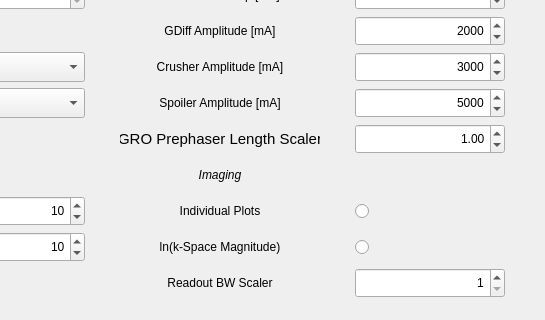
Old version of the form Applications/relax2/ui/parameters.ui in the repository OpenMRI/ocra; both pictures show x 755 to 1300 and y 530 to 850 of the 1300 by 850 pixel window.
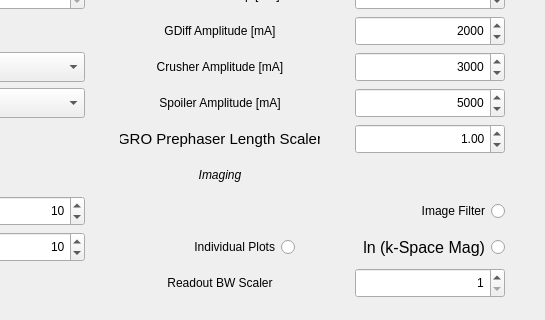
New version of the form.

Commit message: add image filter

```diff
--- a/Applications/relax2/ui/parameters.ui
+++ b/Applications/relax2/ui/parameters.ui
@@ -1409,50 +1409,6 @@
       </property>
      </widget>
     </item>
-    <item row="29" column="5">
-     <widget class="QLabel" name="label_53">
-      <property name="minimumSize">
-       <size>
-        <width>200</width>
-        <height>30</height>
-       </size>
-      </property>
-      <property name="maximumSize">
-       <size>
-        <width>200</width>
-        <height>30</height>
-       </size>
-      </property>
-      <property name="text">
-       <string>ln(k-Space Magnitude)</string>
-      </property>
-      <property name="alignment">
-       <set>Qt::AlignCenter</set>
-      </property>
-     </widget>
-    </item>
-    <item row="28" column="5">
-     <widget class="QLabel" name="label_28">
-      <property name="minimumSize">
-       <size>
-        <width>200</width>
-        <height>30</height>
-       </size>
-      </property>
-      <property name="maximumSize">
-       <size>
-        <width>200</width>
-        <height>30</height>
-       </size>
-      </property>
-      <property name="text">
-       <string>Individual Plots</string>
-      </property>
-      <property name="alignment">
-       <set>Qt::AlignCenter</set>
-      </property>
-     </widget>
-    </item>
     <item row="27" column="5">
      <widget class="QLabel" name="label_38">
       <property name="minimumSize">
@@ -1649,30 +1605,16 @@
         <height>30</height>
        </size>
       </property>
-      <property name="text">
-       <string/>
+      <property name="font">
+       <font>
+        <pointsize>12</pointsize>
+       </font>
       </property>
-      <property name="autoExclusive">
-       <bool>false</bool>
+      <property name="layoutDirection">
+       <enum>Qt::RightToLeft</enum>
       </property>
-     </widget>
-    </item>
-    <item row="28" column="6">
-     <widget class="QRadioButton" name="Images_Plot_radioButton">
-      <property name="minimumSize">
-       <size>
-        <width>150</width>
-        <height>30</height>
-       </size>
-      </property>
-      <property name="maximumSize">
-       <size>
-        <width>150</width>
-        <height>30</height>
-       </size>
-      </property>
       <property name="text">
-       <string/>
+       <string>ln (k-Space Mag)</string>
       </property>
       <property name="autoExclusive">
        <bool>false</bool>
@@ -3063,6 +3005,63 @@
       </property>
      </widget>
     </item>
+    <item row="29" column="5">
+     <layout class="QHBoxLayout" name="horizontalLayout_3">
+      <property name="spacing">
+       <number>0</number>
+      </property>
+      <item>
+       <widget class="QRadioButton" name="Images_Plot_radioButton">
+        <property name="minimumSize">
+         <size>
+          <width>150</width>
+          <height>30</height>
+         </size>
+        </property>
+        <property name="maximumSize">
+         <size>
+          <width>150</width>
+          <height>30</height>
+         </size>
+        </property>
+        <property name="layoutDirection">
+         <enum>Qt::RightToLeft</enum>
+        </property>
+        <property name="text">
+         <string>Individual Plots</string>
+        </property>
+        <property name="autoExclusive">
+         <bool>false</bool>
+        </property>
+       </widget>
+      </item>
+     </layout>
+    </item>
+    <item row="28" column="6">
+     <widget class="QRadioButton" name="Image_Filter_radioButton">
+      <property name="minimumSize">
+       <size>
+        <width>150</width>
+        <height>30</height>
+       </size>
+      </property>
+      <property name="maximumSize">
+       <size>
+        <width>150</width>
+        <height>30</height>
+       </size>
+      </property>
+      <property name="layoutDirection">
+       <enum>Qt::RightToLeft</enum>
+      </property>
+      <property name="text">
+       <string>Image Filter</string>
+      </property>
+      <property name="autoExclusive">
+       <bool>false</bool>
+      </property>
+     </widget>
+    </item>
    </layout>
   </widget>
  </widget>
```
Left out of the diff: 3 changed lines with no effect on the pictures. The commit also changes 2 other files.
